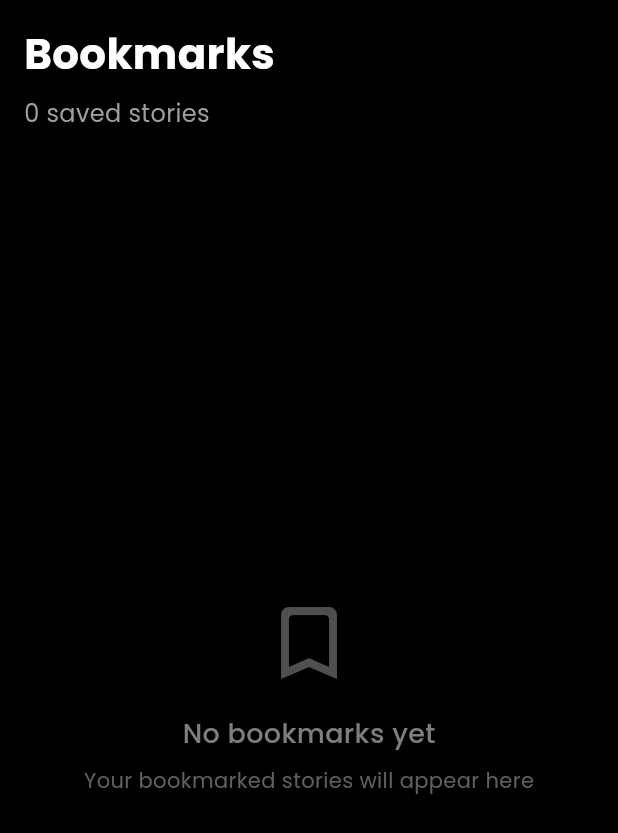
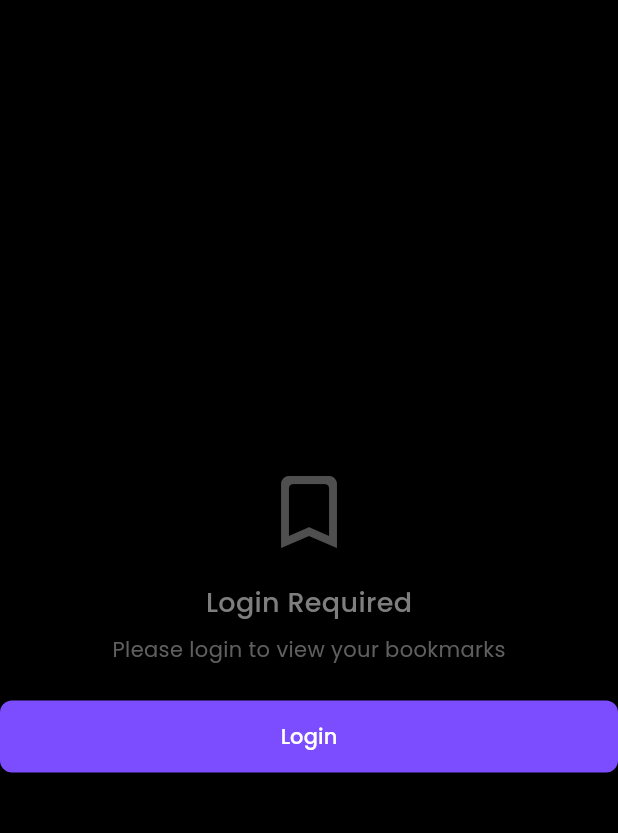
Before and after one commit to Jalaludheen25/Zaitoon, a Flutter app: the BookmarkScreen screen opened directly, on a phone screen of 412 x 824 dp. Shown: the top 833 px of the screen. Run offline on Flutter 3.47's test engine with Material 3 defaults, Android fonts, the phone set to English and light mode, and no system bars; our stand-ins replace animated_text_kit, cached_network_image, cloud_firestore, firebase_auth, firebase_core, flutter_cache_manager and 8 more; missing offline and left inert: fluttermoji, onesignal_flutter, syncfusion_flutter_pdfviewer; accounts and stored records are empty; statements that could not run were skipped.

Commit message:
🔒 restrict bookmarks if user not logged in

```diff
--- a/lib/main.dart
+++ b/lib/main.dart
@@ -19,7 +19,6 @@ import 'package:flutter/material.dart';
 import 'package:provider/provider.dart';
 import 'package:zaitoon/screens/standalone_stories/provider/story_provider.dart';
 import 'package:zaitoon/screens/version_check/provider/version_check_provider.dart';
-import 'package:zaitoon/screens/cbz_viewer/cbz_viewer_screen.dart';
 
 void main() async {
   WidgetsFlutterBinding.ensureInitialized();
--- a/lib/screens/bookmark_screen/bookmark_screen.dart
+++ b/lib/screens/bookmark_screen/bookmark_screen.dart
@@ -11,8 +11,11 @@ import 'package:zaitoon/constants/color_class.dart';
 import 'package:zaitoon/constants/textstyle_class.dart';
 import 'package:zaitoon/helper/navigation_helper.dart';
 import 'package:zaitoon/screens/bookmark_screen/provider/bookmark_provider.dart';
+import 'package:zaitoon/screens/login_screen/login_screen.dart';
+import 'package:zaitoon/screens/login_screen/provider/auth_provider.dart';
 import 'package:zaitoon/screens/reading_screen/story_reader_page.dart';
 import 'package:zaitoon/utils/cache_manager.dart';
+
 
 class BookmarkScreen extends StatefulWidget {
   const BookmarkScreen({super.key});
@@ -27,7 +30,10 @@ class _BookmarkScreenState extends State<BookmarkScreen> {
     Future.microtask(() {
       final bookmarkProvider =
           Provider.of<BookmarkProvider>(context, listen: false);
+      final authProvider = Provider.of<AuthProvider>(context, listen: false);
+      if (authProvider.isSignedIn) {
         bookmarkProvider.loadBookmarks();
+      }
     });
     super.initState();
   }
@@ -37,7 +43,60 @@ class _BookmarkScreenState extends State<BookmarkScreen> {
     return Scaffold(
       backgroundColor: ColorClass.black,
       body: SafeArea(
+        child: Consumer<AuthProvider>(
+          builder: (context, authProvider, child) {
+            if (!authProvider.isSignedIn) {
+              return Center(
                 child: Column(
+                  mainAxisAlignment: MainAxisAlignment.center,
+                  children: [
+                    Icon(
+                      Icons.bookmark_border_rounded,
+                      size: 64,
+                      color: ColorClass.grey.withOpacity(0.5),
+                    ),
+                    const SizedBox(height: 16),
+                    Text(
+                      'Login Required',
+                      style: TextStyle(
+                        fontSize: 18,
+                        color: ColorClass.grey.withOpacity(0.8),
+                        fontWeight: FontWeight.w500,
+                      ),
+                    ),
+                    const SizedBox(height: 8),
+                    Text(
+                      'Please login to view your bookmarks',
+                      style: TextStyle(
+                        fontSize: 14,
+                        color: ColorClass.grey.withOpacity(0.6),
+                      ),
+                    ),
+                    const SizedBox(height: 24),
+                    ElevatedButton(
+                      onPressed: () {
+                        navigatePR(
+                            context: context, screen: const AuthScreen());
+                      },
+                      style: ElevatedButton.styleFrom(
+                        backgroundColor: Colors.deepPurpleAccent,
+                        foregroundColor: Colors.white,
+                        padding: const EdgeInsets.symmetric(
+                          horizontal: 32,
+                          vertical: 12,
+                        ),
+                        shape: RoundedRectangleBorder(
+                          borderRadius: BorderRadius.circular(8),
+                        ),
+                      ),
+                      child: const Text('Login'),
+                    ),
+                  ],
+                ),
+              );
+            }
+
+            return Column(
               crossAxisAlignment: CrossAxisAlignment.start,
               children: [
                 // Header
@@ -143,7 +202,8 @@ class _BookmarkScreenState extends State<BookmarkScreen> {
                                   child: Padding(
                                     padding: const EdgeInsets.all(12),
                                     child: Column(
-                                  crossAxisAlignment: CrossAxisAlignment.start,
+                                      crossAxisAlignment:
+                                          CrossAxisAlignment.start,
                                       children: [
                                         // Tag
                                         Container(
@@ -152,13 +212,15 @@ class _BookmarkScreenState extends State<BookmarkScreen> {
                                             vertical: 4,
                                           ),
                                           decoration: BoxDecoration(
-                                        color:
-                                            Colors.greenAccent.withOpacity(0.2),
-                                        borderRadius: BorderRadius.circular(8),
+                                            color: Colors.greenAccent
+                                                .withOpacity(0.2),
+                                            borderRadius:
+                                                BorderRadius.circular(8),
                                           ),
                                           child: Text(
                                             story.tag,
-                                        style: TextStyleClass.poppinsRegular(
+                                            style:
+                                                TextStyleClass.poppinsRegular(
                                               color: Colors.greenAccent,
                                               fontSize: 12,
                                             ),
@@ -207,20 +269,20 @@ class _BookmarkScreenState extends State<BookmarkScreen> {
                                                   backgroundColor:
                                                       Colors.deepPurpleAccent,
                                                   foregroundColor: Colors.white,
-                                              padding:
-                                                  const EdgeInsets.symmetric(
-                                                      vertical: 8),
+                                                  padding: const EdgeInsets
+                                                      .symmetric(vertical: 8),
                                                   shape: RoundedRectangleBorder(
                                                     borderRadius:
-                                                    BorderRadius.circular(8),
+                                                        BorderRadius.circular(
+                                                            8),
                                                   ),
                                                 ),
                                                 icon: const Icon(
                                                     LucideIcons.bookOpen),
                                                 label: Text(
                                                   'Read Story',
-                                              style:
-                                                  TextStyleClass.poppinsRegular(
+                                                  style: TextStyleClass
+                                                      .poppinsRegular(
                                                     fontSize: 12,
                                                     color: Colors.white,
                                                   ),
@@ -231,13 +293,15 @@ class _BookmarkScreenState extends State<BookmarkScreen> {
                                             // Remove Bookmark Button
                                             Container(
                                               decoration: BoxDecoration(
-                                            color: Colors.red.withOpacity(0.1),
+                                                color:
+                                                    Colors.red.withOpacity(0.1),
                                                 borderRadius:
                                                     BorderRadius.circular(8),
                                               ),
                                               child: IconButton(
                                                 onPressed: () {
-                                              provider.removeBookmark(story.id);
+                                                  provider.removeBookmark(
+                                                      context, story.id);
                                                 },
                                                 icon: const Icon(
                                                   Icons.bookmark_remove,
@@ -260,6 +324,8 @@ class _BookmarkScreenState extends State<BookmarkScreen> {
                   ),
                 ),
               ],
+            );
+          },
         ),
       ),
     );
--- a/lib/screens/cbz_viewer/cbz_viewer_screen.dart
+++ b/lib/screens/cbz_viewer/cbz_viewer_screen.dart
@@ -1,7 +1,7 @@
+import 'dart:developer';
+
 import 'package:flutter/material.dart';
 import 'package:archive/archive.dart';
-import 'package:photo_view/photo_view.dart';
-import 'dart:typed_data';
 import 'package:flutter/services.dart';
 
 class CbzViewerScreen extends StatefulWidget {
@@ -47,7 +47,7 @@ class _CbzViewerScreenState extends State<CbzViewerScreen> {
         _isLoading = false;
       });
     } catch (e) {
-      print('Error loading CBZ file: $e');
+      log('Error loading CBZ file: $e');
       setState(() {
         _isLoading = false;
       });
--- a/lib/screens/settings_screen/settings_screen.dart
+++ b/lib/screens/settings_screen/settings_screen.dart
@@ -215,7 +215,7 @@ class _SettingsScreenState extends State<SettingsScreen> {
                               ? Icons.login
                               : Icons.delete_forever,
                           title: !authProvider.isSignedIn
-                              ? 'Sign In'
+                              ? 'Create Account'
                               : 'Delete Account',
                           subtitle: !authProvider.isSignedIn
                               ? 'Sign in to your account'
```
Also changed, not shown: lib/screens/bookmark_screen/provider/bookmark_provider.dart (+90 -14 lines), lib/screens/episode_screen.dart/episode_screen.dart (+6 -5 lines), lib/screens/home_screen/home_screen.dart (+1 -68 lines), lib/screens/login_screen/provider/auth_provider.dart (+14 -3 lines), lib/screens/reading_screen/story_reader_page.dart (+32 -28 lines), 1 other file. Lines whose indentation alone changed are shown as unchanged.
